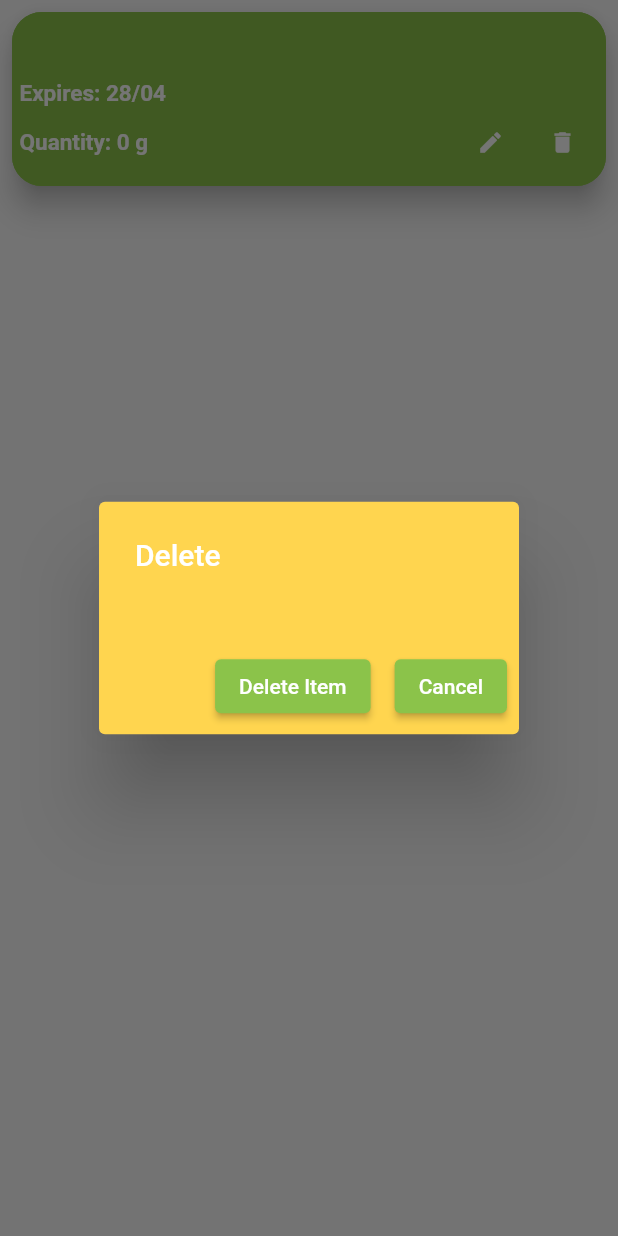
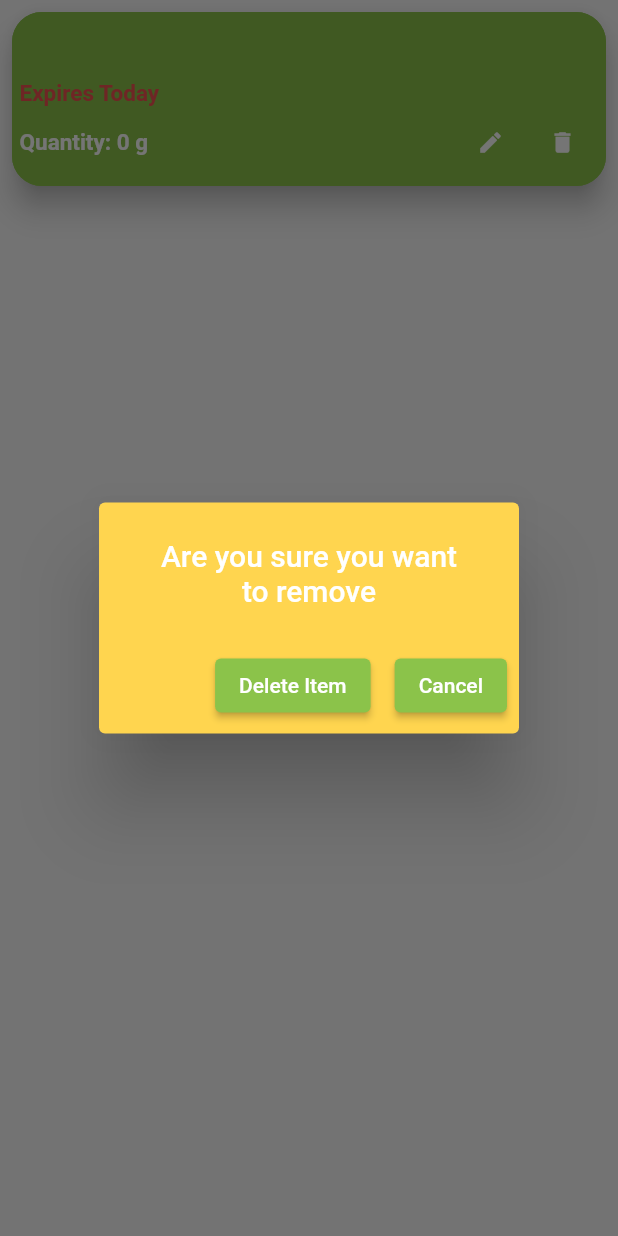
Before and after one commit to benkee/cubby, a Flutter app: the FoodItemCard widget shown alone on an empty page, opened directly with empty values, after a tap on the "delete" icon, on a phone screen of 412 x 824 dp. Run offline on Flutter 3.47's test engine with Material 2 defaults, Android fonts, the phone set to English and light mode, and no system bars; our stand-ins replace cloud_firestore, firebase_auth, firebase_core, font_awesome_flutter, form_validator, share; accounts and stored records are empty.

```diff
--- a/lib/models/cubby_user.dart
+++ b/lib/models/cubby_user.dart
@@ -12,7 +12,8 @@ class CubbyUser {
   String get name => _name;
   int get foodUsed => _foodUsed;
   int get foodWasted => _foodWasted;
-  double get percentWasted => _foodWasted / _foodUsed;
+  String get percentWasted =>
+      ((_foodWasted / _foodUsed) * 100).toStringAsPrecision(4);
   bool get newUser => _newUser;
 
   setName(String name) {
--- a/lib/views/home/home.dart
+++ b/lib/views/home/home.dart
@@ -133,7 +133,9 @@ class _HomePage extends State<HomePage> {
             Center(
               child:
                   Column(mainAxisAlignment: MainAxisAlignment.start, children: [
-                    const SizedBox(height: 10,),
+                const SizedBox(
+                  height: 10,
+                ),
                 const Text(
                   'Food expiring soon: ',
                   style: TextStyle(
@@ -211,7 +213,7 @@ class _HomePage extends State<HomePage> {
                   ),
                 ),
                 SizedBox(
-                  height: 300,
+                  height: 370,
                   child: FutureBuilder(
                     builder: (context, projectSnap) {
                       if (projectSnap.connectionState ==
--- a/lib/views/home/inventory.dart
+++ b/lib/views/home/inventory.dart
@@ -36,6 +36,8 @@ class _InventoryPageState extends State<InventoryPage> {
             for (int i = 0; i < 6; i++) {
               categorizedFoodItems[i] =
                   foodItems.where((element) => element.type == i).toList();
+              categorizedFoodItems[i].sort((a, b) =>
+                  (a.expires.toString()).compareTo(b.expires.toString()));
               expansionTiles.add(FoodItemExpansionTile(
                   type: i,
                   foodItems: categorizedFoodItems[i],
--- a/lib/widgets/food_item_card.dart
+++ b/lib/widgets/food_item_card.dart
@@ -32,8 +32,30 @@ class _FoodItemCardState extends State<FoodItemCard> {
         size: 30,
       );
     }
-    List<String> expiry =
-        widget.foodItem.expires.toLocal().toString().split(' ')[0].split('-');
+    String expiry;
+    Color? expiryColor;
+    if ((widget.foodItem.expires.toLocal().difference(DateTime.now()).inHours /
+                24)
+            .ceil() <
+        0) {
+      expiry = 'Expired';
+      expiryColor = Colors.red;
+    } else if ((widget.foodItem.expires
+                    .toLocal()
+                    .difference(DateTime.now())
+                    .inHours /
+                24)
+            .ceil() ==
+        0) {
+      expiry = 'Expires Today';
+      expiryColor = Colors.red[400];
+    } else {
+      List<String> expiresToSplit =
+          widget.foodItem.expires.toLocal().toString().split(' ')[0].split('-');
+      expiry = '${expiresToSplit[2]}/${expiresToSplit[1]}';
+      expiryColor = Colors.white;
+    }
+
     return Card(
         color: Colors.lightGreen,
         elevation: 8,
@@ -73,10 +95,10 @@ class _FoodItemCardState extends State<FoodItemCard> {
                   ),
                   RichText(
                       text: TextSpan(
-                    text: 'Expires: ${expiry[2]}/${expiry[1]}',
-                    style: const TextStyle(
+                    text: expiry,
+                    style: TextStyle(
                       fontWeight: FontWeight.bold,
-                      color: Colors.white,
+                      color: expiryColor,
                       fontSize: 15,
                     ),
                   )),
--- a/lib/widgets/food_item_delete_check.dart
+++ b/lib/widgets/food_item_delete_check.dart
@@ -20,15 +20,10 @@ class _FoodItemDeleteCheckState extends State<FoodItemDeleteCheck> {
     return AlertDialog(
       backgroundColor: Colors.amber[300],
       title: Text(
-        'Delete ${widget.foodItem.name}',
+        'Are you sure you want\nto remove ${widget.foodItem.name}',
         style: const TextStyle(color: Colors.white),
         overflow: TextOverflow.ellipsis,
-      ),
-      content: SingleChildScrollView(
-        child: Column(
-            mainAxisSize: MainAxisSize.min,
-            crossAxisAlignment: CrossAxisAlignment.start,
-            children: <Widget>[]),
+        textAlign: TextAlign.center,
       ),
       actions: <Widget>[
         ElevatedButton(
--- a/lib/widgets/food_item_edit.dart
+++ b/lib/widgets/food_item_edit.dart
@@ -164,6 +164,7 @@ class _FoodItemInputState extends State<FoodItemEdit> {
 
             Navigator.push(
                 context, MaterialPageRoute(builder: (context) => HomePage(0)));
+            setState(() {});
           },
           child: const Text('Edit Item', style: TextStyle(color: Colors.white)),
         ),
--- a/lib/widgets/recommended_recipe_card.dart
+++ b/lib/widgets/recommended_recipe_card.dart
@@ -128,7 +128,8 @@ class _RecommendedRecipeCardState extends State<RecommendedRecipeCard> {
                   color: Colors.white,
                   fontSize: 25,
                 ),
-                ))
+              ),
+            ),
           ]),
         ));
   }
--- a/pubspec.yaml
+++ b/pubspec.yaml
@@ -38,6 +38,8 @@ dependencies:
   cloud_firestore: ^3.1.10
   firebase_core: ^1.13.1
   form_validator: ">=0.1.1 <2.0.0"
+  font_awesome_flutter: '>= 4.7.0'
+  share: ^2.0.4
 
 dev_dependencies:
   flutter_test:
```
Also changed, not shown: lib/services/firebase_crud.dart (+22 -12 lines), lib/views/authenticate/sign_up.dart (+10 -6 lines), lib/widgets/food_item_expiring_card.dart (+44 -11 lines), lib/widgets/food_item_freeze_check.dart (added, +58 -0 lines), lib/widgets/recipe_card.dart (+58 -3 lines), lib/widgets/recipe_cook_display.dart (+24 -7 lines), lib/widgets/recipe_input.dart (+9 -2 lines), pubspec.lock. Lines whose indentation alone changed are shown as unchanged.
